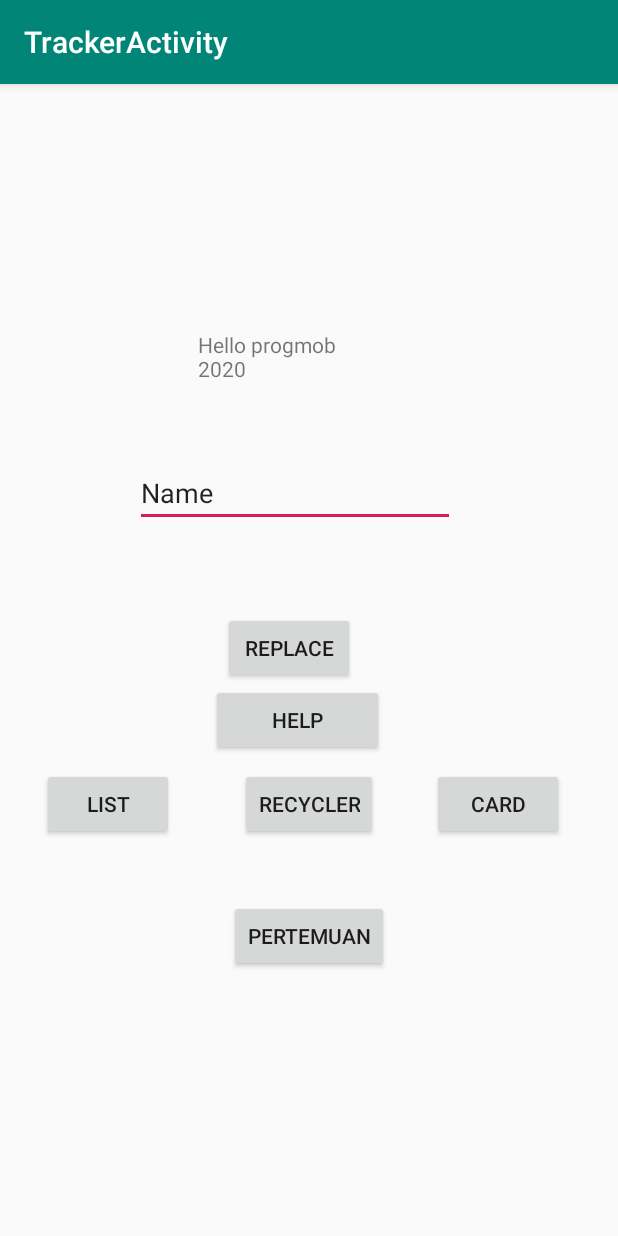
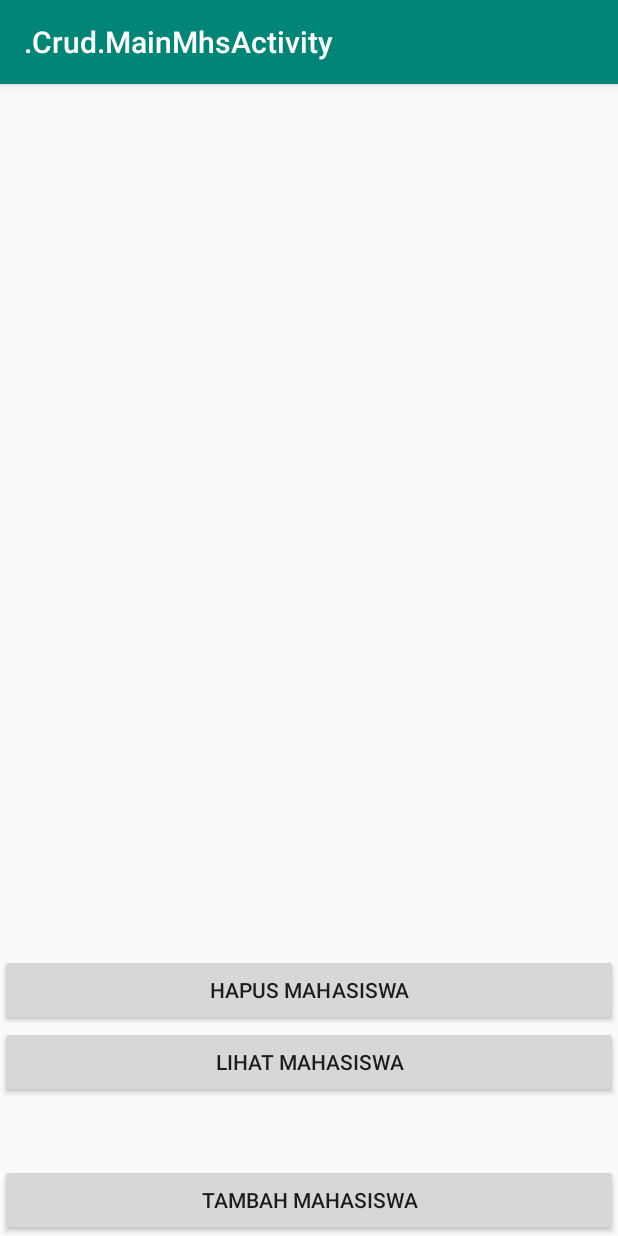
Before and after one commit to fransiska28/Progmobb2020, an Android app: the screen it shows after launch (MainActivity before the commit, MainMhsActivity after it), on a phone screen of 412 x 824 dp. Run offline under Robolectric (Android 15) with nearby library versions, the phone set to English and light mode, and no system bars.

```diff
--- a/app/build.gradle
+++ b/app/build.gradle
@@ -29,4 +29,6 @@ dependencies {
     androidTestImplementation 'androidx.test.espresso:espresso-core:3.3.0'
     implementation "androidx.recyclerview:recyclerview:1.1.0"
     implementation "androidx.cardview:cardview:1.0.0"
+    implementation 'com.squareup.retrofit2:retrofit:2.9.0'
+    implementation "com.squareup.retrofit2:converter-gson:2.9.0"
 }
--- /dev/null
+++ b/app/src/main/java/com/e/trackeractivity/Crud/MainMhsActivity.java
@@ -0,0 +1,49 @@
+package com.e.trackeractivity.Crud;
+
+import androidx.appcompat.app.AppCompatActivity;
+
+import android.content.Intent;
+import android.os.Bundle;
+import android.view.View;
+import android.widget.Button;
+
+import com.e.trackeractivity.MainActivity;
+import com.e.trackeractivity.R;
+
+public class MainMhsActivity extends AppCompatActivity {
+
+    @Override
+    protected void onCreate(Bundle savedInstanceState) {
+        super.onCreate(savedInstanceState);
+        setContentView(R.layout.activity_main_mhs);
+
+        Button btnLihatMhs = (Button)findViewById(R.id.buttonGetMhs);
+        Button btnTbhMhs = (Button)findViewById(R.id.buttonAddMhs);
+        Button btnHapusMhs = (Button)findViewById(R.id.buttonHapusMhs);
+
+        btnLihatMhs.setOnClickListener(new View.OnClickListener() {
+            @Override
+            public void onClick(View v) {
+                Intent intent = new Intent(MainMhsActivity.this, MahasiswaGetAllActivity.class);
+
+                startActivity(intent);
+            }
+        });
+        btnTbhMhs.setOnClickListener(new View.OnClickListener() {
+            @Override
+            public void onClick(View v) {
+                Intent intent = new Intent(MainMhsActivity.this, MahasiswaAddActivity.class);
+
+                startActivity(intent);
+            }
+        });
+        btnHapusMhs.setOnClickListener(new View.OnClickListener() {
+            @Override
+            public void onClick(View v) {
+                Intent intent = new Intent(MainMhsActivity.this, HapusMhsActivity.class);
+
+                startActivity(intent);
+            }
+        });
+    }
+}
--- /dev/null
+++ b/app/src/main/res/layout/activity_main_mhs.xml
@@ -0,0 +1,44 @@
+<?xml version="1.0" encoding="utf-8"?>
+<androidx.constraintlayout.widget.ConstraintLayout xmlns:android="http://schemas.android.com/apk/res/android"
+    xmlns:app="http://schemas.android.com/apk/res-auto"
+    xmlns:tools="http://schemas.android.com/tools"
+    android:layout_width="match_parent"
+    android:layout_height="match_parent"
+    tools:context=".Crud.MainMhsActivity">
+
+    <Button
+        android:id="@+id/buttonGetMhs"
+        android:layout_width="0dp"
+        android:layout_height="wrap_content"
+        android:layout_marginTop="628dp"
+        android:text="Lihat Mahasiswa"
+        app:layout_constraintEnd_toEndOf="parent"
+        app:layout_constraintHorizontal_bias="0.0"
+        app:layout_constraintStart_toStartOf="parent"
+        app:layout_constraintTop_toTopOf="parent" />
+
+    <Button
+        android:id="@+id/buttonAddMhs"
+        android:layout_width="0dp"
+        android:layout_height="wrap_content"
+        android:text="Tambah Mahasiswa"
+        app:layout_constraintBottom_toBottomOf="parent"
+        app:layout_constraintEnd_toEndOf="parent"
+        app:layout_constraintHorizontal_bias="1.0"
+        app:layout_constraintStart_toStartOf="parent"
+        app:layout_constraintTop_toBottomOf="@+id/buttonGetMhs"
+        app:layout_constraintVertical_bias="1.0" />
+
+    <Button
+        android:id="@+id/buttonHapusMhs"
+        android:layout_width="0dp"
+        android:layout_height="wrap_content"
+        android:layout_marginTop="4dp"
+        android:text="Hapus Mahasiswa"
+        app:layout_constraintBottom_toTopOf="@+id/buttonGetMhs"
+        app:layout_constraintEnd_toEndOf="parent"
+        app:layout_constraintHorizontal_bias="0.498"
+        app:layout_constraintStart_toStartOf="parent"
+        app:layout_constraintTop_toTopOf="parent"
+        app:layout_constraintVertical_bias="1.0" />
+</androidx.constraintlayout.widget.ConstraintLayout>
```
Also changed, not shown: app/src/main/AndroidManifest.xml (+16 -6 lines), app/src/main/java/com/e/trackeractivity/Adapter/MahasiswaCRUDRecyclerAdapter.java (renamed from app/src/main/java/com/e/trackeractivity/Adapter/MahasiswaRecyclerAdapter.java, +12 -8 lines), app/src/main/java/com/e/trackeractivity/Crud/HapusMhsActivity.java (added, +57 -0 lines), app/src/main/java/com/e/trackeractivity/Crud/MahasiswaAddActivity.java (added, +68 -0 lines), app/src/main/java/com/e/trackeractivity/Crud/MahasiswaGetAllActivity.java (added, +61 -0 lines), app/src/main/java/com/e/trackeractivity/Crud/MahasiswaUpdateActivity.java (added, +16 -0 lines), app/src/main/java/com/e/trackeractivity/Model/DefaultResult.java (added, +21 -0 lines), app/src/main/java/com/e/trackeractivity/Model/Mahasiswa.java (+99 -9 lines), app/src/main/java/com/e/trackeractivity/Network/GetDataService.java (added, +45 -0 lines), app/src/main/java/com/e/trackeractivity/Network/RetrofitClientInstance.java (added, +33 -0 lines), app/src/main/res/layout/activity_hapus_mhs.xml (added, +28 -0 lines), app/src/main/res/layout/activity_mahasiswa_add.xml (added, +60 -0 lines), app/src/main/res/layout/activity_mahasiswa_get_all.xml (added, +18 -0 lines), app/src/main/res/layout/activity_mahasiswa_update.xml (added, +9 -0 lines).
